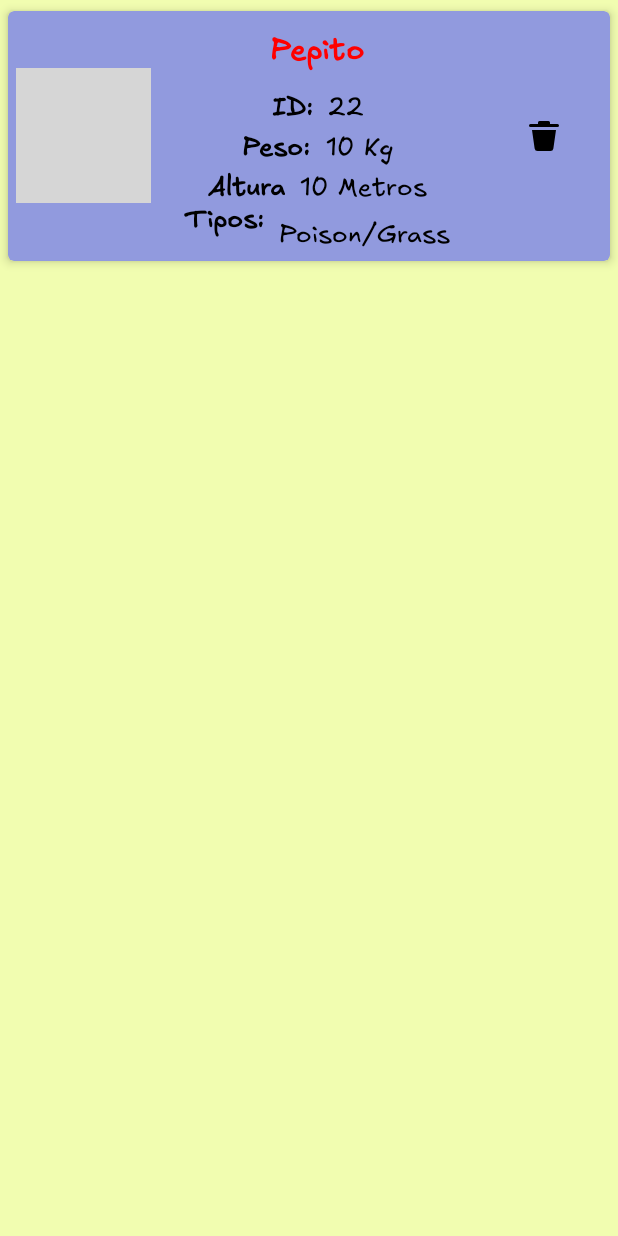
After one commit to Jantoniola/Tarea3JALA, an Android app: the layout ficha_pokemon_capturado.xml on its own in the app's theme, with its tools: preview values and no code run, on a phone screen of 412 x 824 dp. The commit adds this screen. Run offline under Robolectric (Android 15) with nearby library versions, the phone set to English and light mode, and no system bars; grey boxes are pictures that could not be loaded.

Commit message:
pokedex, acabado. Mis pokemons acabado

```diff
--- a/app/build.gradle.kts
+++ b/app/build.gradle.kts
@@ -57,7 +57,11 @@ dependencies {
     implementation(platform("com.google.firebase:firebase-bom:33.7.0"))
     implementation("com.google.firebase:firebase-analytics")
 
+    //Dependencias de Firebase de autenticación
     implementation ("com.firebaseui:firebase-ui-auth:7.2.0")
+
+    //Dependencias de Firestore
+    implementation("com.google.firebase:firebase-firestore")
 
     implementation ("androidx.lifecycle:lifecycle-extensions:2.2.0")
     implementation ("androidx.recyclerview:recyclerview:1.1.0")
--- /dev/null
+++ b/app/src/main/res/drawable/delete_pokemon.xml
@@ -0,0 +1,9 @@
+<vector xmlns:android="http://schemas.android.com/apk/res/android"
+    android:width="24dp"
+    android:height="24dp"
+    android:viewportWidth="24"
+    android:viewportHeight="24">
+  <path
+      android:fillColor="#FF000000"
+      android:pathData="M5.755,20.283 L4,8H20L18.245,20.283A2,2 0,0 1,16.265 22H7.735A2,2 0,0 1,5.755 20.283ZM21,4H16V3a1,1 0,0 0,-1 -1H9A1,1 0,0 0,8 3V4H3A1,1 0,0 0,3 6H21a1,1 0,0 0,0 -2Z"/>
+</vector>
--- a/app/src/main/res/layout/activity_main.xml
+++ b/app/src/main/res/layout/activity_main.xml
@@ -12,12 +12,13 @@
         android:layout_height="match_parent"
         android:background="@color/amarilloClaro"
         app:navGraph="@navigation/nav_graph"
-        app:defaultNavHost="true"/>
+        app:defaultNavHost="true"
+        android:layout_marginBottom="80dp"/>
 
     <com.google.android.material.bottomnavigation.BottomNavigationView
         android:id="@+id/botton_navigation_view"
         android:layout_width="match_parent"
-        android:layout_height="wrap_content"
+        android:layout_height="80dp"
         android:layout_gravity="bottom"
         android:background="@color/rojoClaro"
         app:menu="@menu/botton_menu"/>
--- /dev/null
+++ b/app/src/main/res/layout/ficha_pokemon_capturado.xml
@@ -0,0 +1,144 @@
+<?xml version="1.0" encoding="utf-8"?>
+<androidx.cardview.widget.CardView xmlns:android="http://schemas.android.com/apk/res/android"
+    xmlns:app="http://schemas.android.com/apk/res-auto"
+    xmlns:tools="http://schemas.android.com/tools"
+    android:id="@+id/tarjetaCapturado"
+    android:layout_width="match_parent"
+    android:layout_height="wrap_content"
+    app:cardBackgroundColor="@color/azulClaro"
+    app:cardCornerRadius="4dp"
+    app:cardElevation="4dp"
+    app:cardUseCompatPadding="true">
+
+    <!--
+    -->
+    <LinearLayout
+        android:layout_width="match_parent"
+        android:layout_height="wrap_content"
+        android:orientation="horizontal">
+
+        <ImageView
+            android:id="@+id/imageViewPokemon"
+            style="@style/ImagenCardCapturados"
+            android:layout_gravity="center"
+            android:layout_margin="5dp"
+
+            tools:srcCompat="@tools:sample/avatars" />
+
+        <LinearLayout
+            android:layout_width="wrap_content"
+            android:layout_height="wrap_content"
+            android:layout_weight="0.5"
+            android:gravity="center"
+            android:orientation="vertical">
+
+            <TextView
+                android:id="@+id/textNombre"
+                style="@style/TituloCapturados"
+                android:layout_width="wrap_content"
+                android:layout_height="wrap_content"
+                android:layout_margin="10dp"
+                tools:text="Pepito" />
+
+            <LinearLayout
+                android:layout_width="wrap_content"
+                android:layout_height="wrap_content"
+                android:orientation="horizontal">
+
+
+                <TextView
+                    android:id="@+id/textoFijoID"
+                    style="@style/TextoFijoCard"
+                    android:layout_width="wrap_content"
+                    android:layout_height="wrap_content"
+                    android:text="ID:" />
+
+                <TextView
+                    android:id="@+id/textID"
+                    style="@style/TextoDatosCard"
+                    android:layout_width="wrap_content"
+                    android:layout_height="wrap_content"
+                    android:layout_marginStart="10dp"
+                    tools:text="22" />
+
+            </LinearLayout>
+
+            <LinearLayout
+                android:layout_width="match_parent"
+                android:layout_height="wrap_content"
+                android:gravity="center"
+                android:orientation="horizontal">
+
+                <TextView
+                    android:id="@+id/textoFijoPeso"
+                    style="@style/TextoFijoCard"
+                    android:layout_width="wrap_content"
+                    android:layout_height="wrap_content"
+                    android:text="@string/TextoFijoPeso" />
+
+                <TextView
+                    android:id="@+id/textPeso"
+                    style="@style/TextoDatosCard"
+                    android:layout_width="wrap_content"
+                    android:layout_height="wrap_content"
+                    android:layout_marginStart="10dp"
+                    tools:text="10 Kg" />
+            </LinearLayout>
+
+            <LinearLayout
+                android:layout_width="match_parent"
+                android:layout_height="wrap_content"
+                android:gravity="center"
+                android:orientation="horizontal">
+
+                <TextView
+                    android:id="@+id/textoFijoAltura"
+                    style="@style/TextoFijoCard"
+                    android:layout_width="wrap_content"
+                    android:layout_height="wrap_content"
+                    android:text="@string/TextoFijoAltura" />
+
+                <TextView
+                    android:id="@+id/textAltura"
+                    style="@style/TextoDatosCard"
+                    android:layout_width="wrap_content"
+                    android:layout_height="wrap_content"
+                    android:layout_marginStart="10dp"
+                    tools:text="10 Metros" />
+            </LinearLayout>
+
+            <LinearLayout
+                android:layout_width="match_parent"
+                android:layout_height="wrap_content"
+                android:gravity="center"
+                android:orientation="horizontal">
+
+                <TextView
+                    android:id="@+id/textoFijoTipos"
+                    style="@style/TextoFijoCard"
+                    android:layout_width="wrap_content"
+                    android:layout_height="wrap_content"
+                    android:layout_marginBottom="10dp"
+                    android:text="@string/TextoFijoTipos" />
+
+                <TextView
+                    android:id="@+id/textTipos"
+                    style="@style/TextoDatosCard"
+                    android:layout_width="wrap_content"
+                    android:layout_height="wrap_content"
+                    android:layout_marginStart="10dp"
+                    tools:text="Poison/Grass" />
+            </LinearLayout>
+        </LinearLayout>
+
+        <ImageButton
+            android:id="@+id/botonBorrarPokemon"
+            android:layout_width="wrap_content"
+            android:layout_height="match_parent"
+            android:layout_gravity="end"
+            android:layout_weight="0.25"
+            android:background="@android:color/transparent"
+            android:contentDescription="@string/DescripcionBoton_Borrar"
+            android:src="@drawable/delete_pokemon" />
+    </LinearLayout>
+</androidx.cardview.widget.CardView>
--- a/app/src/main/res/layout/ficha_pokemon_pokedex.xml
+++ b/app/src/main/res/layout/ficha_pokemon_pokedex.xml
@@ -11,7 +11,7 @@
     app:cardUseCompatPadding="true">
 
 
-    <androidx.constraintlayout.widget.ConstraintLayout xmlns:app="http://schemas.android.com/apk/res-auto"
+    <androidx.constraintlayout.widget.ConstraintLayout
         android:layout_width="match_parent"
         android:layout_height="wrap_content">
 
--- a/app/src/main/res/values/strings.xml
+++ b/app/src/main/res/values/strings.xml
@@ -19,4 +19,8 @@
     <string name="toastCerrarSesion">Sesión cerrada correctamente.</string>
     <string name="msgCapturadoOk">Pokemon capturado correctamente!!!</string>
     <string name="msgCapturadoNoOk">Ha ocurrido un error y el Pokemon no ha sido capturado!!!</string>
+    <string name="TextoFijoPeso">Peso:</string>
+    <string name="TextoFijoAltura">Altura</string>
+    <string name="TextoFijoTipos">Tipos:</string>
+    <string name="DescripcionBoton_Borrar">Borrar Pokemon capturado</string>
 </resources>
--- a/app/src/main/res/values/styles.xml
+++ b/app/src/main/res/values/styles.xml
@@ -17,5 +17,18 @@
         <item name="android:padding">5dp</item>
         <item name="android:scaleType">fitCenter</item>
     </style>
+    <style name="ImagenCardCapturados">
+        <item name="android:layout_width">90dp</item>
+        <item name="android:layout_height">90dp</item>
+        <item name="android:padding">5dp</item>
+        <item name="android:scaleType">fitCenter</item>
+    </style>
 
+    <style name="TituloCapturados">
+        <item name="android:textSize">20sp</item>
+        <item name="android:fontFamily">@font/fuenrte_app</item>
+        <item name="android:textStyle">bold</item>
+        <item name="android:textColor">@color/rojo</item>
+
+    </style>
 </resources>
```
Also changed, not shown: app/src/main/java/dam/pmdm/tarea3jala/bd/ControladoraBD.java (+58 -6 lines), app/src/main/java/dam/pmdm/tarea3jala/datos/ViewModelCapturados.java (added, +54 -0 lines), app/src/main/java/dam/pmdm/tarea3jala/datos/ViewModelPokemon.java (+36 -18 lines), app/src/main/java/dam/pmdm/tarea3jala/vistas/CapturadosRecyclerAdapter.java (added, +77 -0 lines), app/src/main/java/dam/pmdm/tarea3jala/vistas/MisPokemonFragment.java (+34 -11 lines), app/src/main/res/layout/fragment_mis_pokemon.xml (+3 -9 lines).
